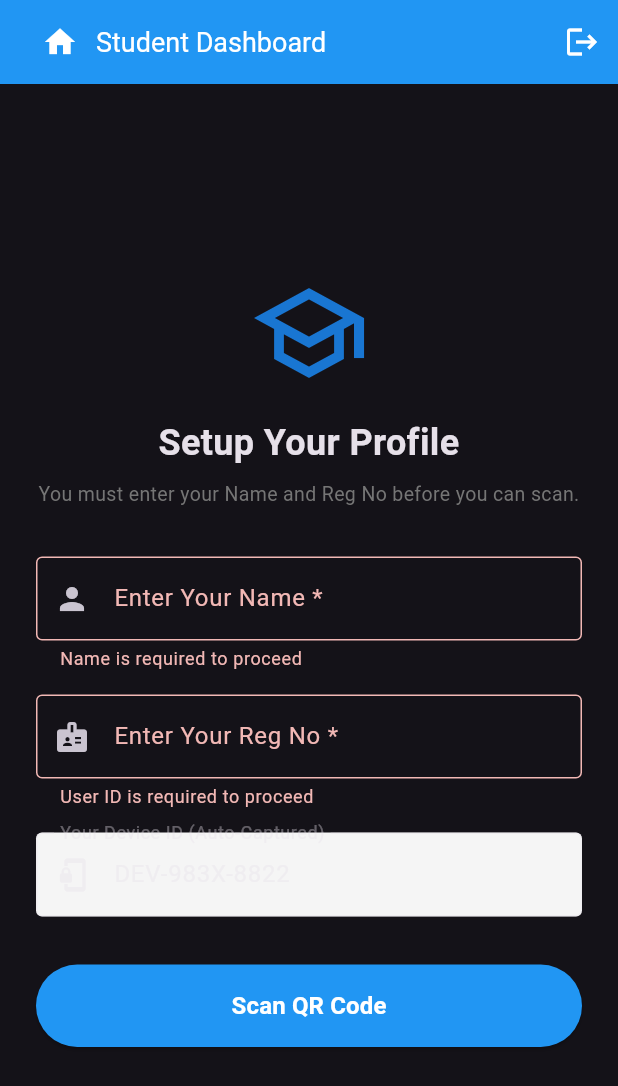
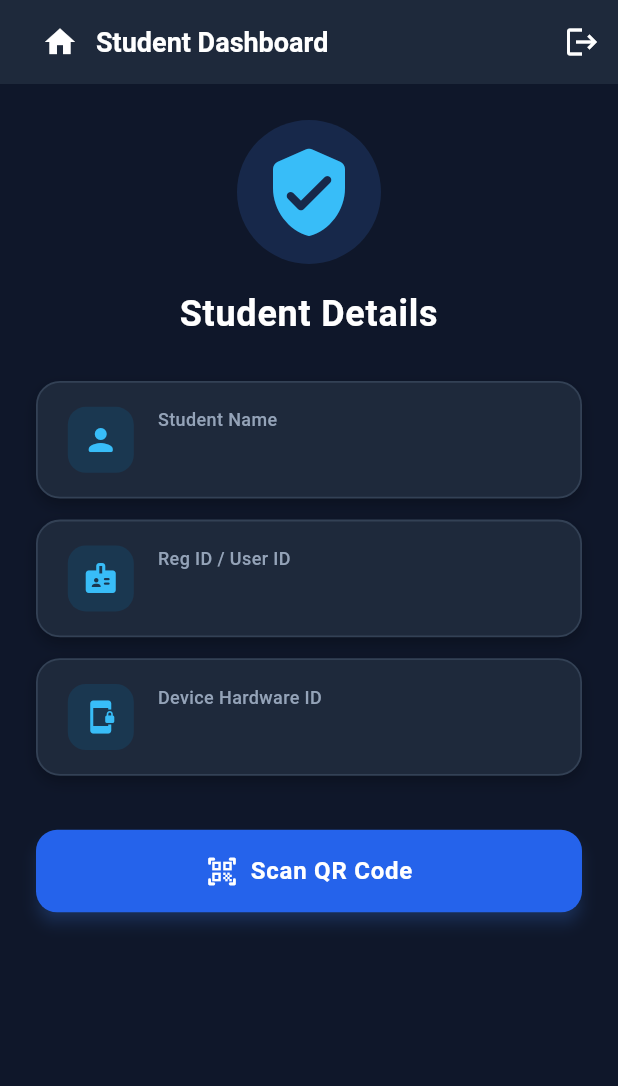
Before and after one commit to NiloyBroForce/flutter_attend, a Flutter app: the StudentHomeScreen screen opened directly, after a tap on "Scan QR Code", after a tap on the "home" icon, on a phone screen of 412 x 824 dp. Shown: the top 1086 px of the screen. Run offline on Flutter 3.47's test engine with Material 3 defaults, Android fonts, the phone set to English and light mode, and no system bars; our stand-ins replace cloud_firestore, device_info_plus, firebase_auth, firebase_core, qr_flutter; missing offline and left inert: mobile_scanner; accounts and stored records are empty.

Commit message:
update src code with device_info_plus package

```diff
--- a/lib/main.dart
+++ b/lib/main.dart
@@ -67,46 +67,32 @@ Future<void> _signUp(String email, String password) async {
   }
 }
 @override
+@override
 Widget build(BuildContext context) {
   return StreamBuilder<User?>(
     stream: _auth.authStateChanges(),
     builder: (context, snapshot) {
       if (snapshot.connectionState == ConnectionState.waiting) {
         return const Scaffold(
+          backgroundColor: Color(0xFF0F172A),
           body: Center(child: CircularProgressIndicator()),
         );
       }
 
       if (snapshot.hasData && snapshot.data != null) {
-          final user = snapshot.data!;
-          final email = user.email ?? '';
+        final email = (snapshot.data!.email ?? '').toLowerCase().trim();
+        final emailParts = email.split('@');
+        final domain = emailParts.length > 1 ? emailParts[1] : '';
 
-          if (email.endsWith('@student.com')) {
-            return StudentHomeScreen();
-          } else if (email.endsWith('@teacher.com')) {
-            return TeacherHomeScreen();
+        if (domain == 'student.sust.edu') {
+          return const StudentHomeScreen();
+        } else if (domain.contains('sust')) {
+          return const TeacherHomeScreen();
+        }
       }
 
-          return const Scaffold(
-            body: Center(child: Text('Unauthorized role pattern.')),
-          );
-        }
-
-        if (_isShowingSignUpPage) {
-          return AuthFormScreen(
-            isSignUpMode: true,
-            onSwitchMode: () => setState(() => _isShowingSignUpPage = false),
-            onSubmit: (email, password) =>
-                _signUp(email, password),
-          );
-        } else {
-          return AuthFormScreen(
-            isSignUpMode: false,
-            onSwitchMode: () => setState(() => _isShowingSignUpPage = true),
-            onSubmit: (email, password) =>
-                _signIn(email, password),
-          );
-        }
+      // If user is not logged in (or was kicked out due to invalid email), stay on Login Page
+      return LoginPage();
     },
   );
 }
--- a/lib/screens/attendance.dart
+++ b/lib/screens/attendance.dart
@@ -44,7 +44,7 @@ class AttendanceConfirmationScreen extends StatelessWidget {
             ),
             SizedBox(height: 8.0),
             Text(
-              'subjectName',
+              subjectName,
               style: TextStyle(
                 fontSize: 24.0,
                 fontWeight: FontWeight.bold,
--- a/lib/screens/attendance_list.dart
+++ b/lib/screens/attendance_list.dart
@@ -14,12 +14,10 @@ class SubjectAttendanceScreen extends StatelessWidget {
         title: Text('${subjectId.toUpperCase()} Attendance'),
         backgroundColor: Colors.blue,
       ),
-      body: StreamBuilder<QuerySnapshot>(
+      body: StreamBuilder<DocumentSnapshot>(
         stream: FirebaseFirestore.instance
             .collection(TeacherHomeScreen.attendanceCollection)
             .doc(subjectId)
-            .collection(TeacherHomeScreen.studentsSubcollection)
-            .orderBy('timestamp', descending: true)
             .snapshots(),
         builder: (context, snapshot) {
           if (snapshot.hasError) {
@@ -28,23 +26,44 @@ class SubjectAttendanceScreen extends StatelessWidget {
           if (!snapshot.hasData) {
             return const Center(child: CircularProgressIndicator());
           }
+          if (!snapshot.data!.exists) {
+            return const Center(child: Text('Subject not found.'));
+          }
 
-          final docs = snapshot.data!.docs;
-          if (docs.isEmpty) {
+          final data = snapshot.data!.data() as Map<String, dynamic>? ?? {};
+          final rawStudents = data['students'];
+
+          // "students" is stored as an ARRAY of maps on the subject document
+          // (not a subcollection) — e.g. arrayUnion({...}) from the student side.
+          final students = <Map<String, dynamic>>[
+            if (rawStudents is List)
+              ...rawStudents.whereType<Map>().map(
+                    (m) => m.map((k, v) => MapEntry(k.toString(), v)),
+                  ),
+          ];
+
+          // Newest first. ISO 8601 timestamps sort correctly as plain strings.
+          students.sort((a, b) {
+            final aTime = (a['timestamp'] ?? '').toString();
+            final bTime = (b['timestamp'] ?? '').toString();
+            return bTime.compareTo(aTime);
+          });
+
+          if (students.isEmpty) {
             return const Center(child: Text('No students have attended yet.'));
           }
 
           return ListView.separated(
             padding: const EdgeInsets.all(16),
-            itemCount: docs.length,
+            itemCount: students.length,
             separatorBuilder: (_, __) => const SizedBox(height: 10),
             itemBuilder: (context, index) {
-              final data = docs[index].data() as Map<String, dynamic>;
+              final entry = students[index];
 
-              final username = (data['username'] ?? '—').toString();
-              final userid = (data['userid'] ?? '—').toString();
-              final deviceid = (data['deviceid'] ?? '—').toString();
-              final timestampRaw = data['timestamp']?.toString();
+              final username = (entry['username'] ?? '—').toString();
+              final userid = (entry['userid'] ?? '—').toString();
+              final deviceid = (entry['deviceid'] ?? '—').toString();
+              final timestampRaw = entry['timestamp']?.toString();
               final formattedTime = _formatTimestamp(timestampRaw);
 
               return Card(
--- a/lib/screens/student.dart
+++ b/lib/screens/student.dart
@@ -1,11 +1,13 @@
+import 'dart:io';
 import 'package:flutter/material.dart';
 import 'package:firebase_auth/firebase_auth.dart';
 import 'package:cloud_firestore/cloud_firestore.dart';
 import 'package:mobile_scanner/mobile_scanner.dart';
+import 'package:device_info_plus/device_info_plus.dart';
 import 'attendance.dart';
 
+
 class StudentHomeScreen extends StatefulWidget {
-  // No fields needed in the constructor anymore!
   const StudentHomeScreen({super.key});
 
   @override
@@ -15,36 +17,59 @@ class StudentHomeScreen extends StatefulWidget {
 class _StudentHomeScreenState extends State<StudentHomeScreen> {
   final FirebaseAuth _auth = FirebaseAuth.instance;
 
-  // Form key to validate text fields before unlocking the scanner
-  final _formKey = GlobalKey<FormState>();
-
-  // These will be managed entirely by the student on the dashboard layout
-  final TextEditingController _nameController = TextEditingController();
-  final TextEditingController _idController = TextEditingController();
-
-  // Hardcoded or dynamically fetched inside the dashboard, immutable to the user
-  final String _deviceId = "DEV-983X-8822";
-
   bool _isScanning = false;
+  String _deviceId = 'Fetching...';
 
   @override
-  void dispose() {
-    _nameController.dispose();
-    _idController.dispose();
-    super.dispose();
+  void initState() {
+    super.initState();
+    _fetchDeviceId();
+  }
+
+  // Get platform-specific unique hardware identity
+  Future<void> _fetchDeviceId() async {
+    final DeviceInfoPlugin deviceInfo = DeviceInfoPlugin();
+    String id = 'DEV-UNKNOWN';
+
+    try {
+      if (Platform.isAndroid) {
+        final androidInfo = await deviceInfo.androidInfo;
+        id = androidInfo.id; // e.g., "TP1A.220624.014"
+      } else if (Platform.isIOS) {
+        final iosInfo = await deviceInfo.iosInfo;
+        id = iosInfo.identifierForVendor ?? 'IOS-UNKNOWN';
+      }
+    } catch (e) {
+      id = 'DEV-983X-8822'; // fallback fallback
+    }
+
+    if (mounted) {
+      setState(() {
+        _deviceId = id;
+      });
+    }
   }
 
   Future<void> _signOut(BuildContext context) async {
     try {
       await _auth.signOut();
     } catch (e) {
-      print('Error signing out: $e');
+      debugPrint('Error signing out: $e');
     }
   }
 
 @override
   Widget build(BuildContext context) {
+    final User? currentUser = _auth.currentUser;
+    final String email = currentUser?.email ?? '';
+
+    final String userId = email.contains('@') ? email.split('@')[0] : email;
+    final String username =
+        currentUser?.displayName ?? (currentUser?.email ?? 'Student User');
+
     return Scaffold(
+      // 1. Deep Dark Background
+      backgroundColor: const Color(0xFF0F172A), // Slate Dark / Near Black
       appBar: AppBar(
         title: Row(
           children: [
@@ -56,12 +81,14 @@ class _StudentHomeScreenState extends State<StudentHomeScreen> {
                 });
               },
             ),
-            Expanded(
+            const Expanded(
               child: Text(
-                _nameController.text.isEmpty
-                    ? 'Student Dashboard'
-                    : 'Home - ${_nameController.text}',
-                style: const TextStyle(color: Colors.white, fontSize: 18),
+                'Student Dashboard',
+                style: TextStyle(
+                  color: Colors.white,
+                  fontSize: 18,
+                  fontWeight: FontWeight.bold,
+                ),
                 overflow: TextOverflow.ellipsis,
               ),
             ),
@@ -74,139 +101,106 @@ class _StudentHomeScreenState extends State<StudentHomeScreen> {
             tooltip: 'Sign Out',
           ),
         ],
-        backgroundColor: Colors.blue,
+        backgroundColor: const Color(0xFF1E293B), // Dark Navy Surface
         elevation: 0,
       ),
       body: _isScanning
           ? Center(
               child: QRScannerWidget(
-                // Sent to scanner only after strict dashboard validation passes
-                username: _nameController.text.trim(),
-                userid: _idController.text.trim(),
+                username: username,
+                userid: userId,
                 deviceid: _deviceId,
               ),
             )
-          : Center(
-              child: SingleChildScrollView(
+          : SingleChildScrollView(
               padding: const EdgeInsets.all(24.0),
+              child: Center(
                 child: Container(
                   constraints: const BoxConstraints(maxWidth: 400),
-                  child: Form(
-                    key: _formKey, // Form validation wraps the inputs
                   child: Column(
                     mainAxisAlignment: MainAxisAlignment.center,
                     crossAxisAlignment: CrossAxisAlignment.stretch,
                     children: [
-                        Icon(
-                          Icons.school_outlined,
-                          size: 80,
-                          color: Colors.blue[700],
+                      // Header Icon with Glow effect
+                      Center(
+                        child: Container(
+                          padding: const EdgeInsets.all(16),
+                          decoration: BoxDecoration(
+                            shape: BoxShape.circle,
+                            color: Colors.blueAccent.withOpacity(0.15),
+                          ),
+                          child: const Icon(
+                            Icons.verified_user_rounded,
+                            size: 64,
+                            color: Color(0xFF38BDF8), // Bright Sky Blue
+                          ),
+                        ),
                       ),
                       const SizedBox(height: 16),
                       const Text(
-                          'Setup Your Profile',
+                        'Student Details',
                         style: TextStyle(
                           fontSize: 24,
                           fontWeight: FontWeight.bold,
+                          color: Colors.white, // Crisp White Title
+                          letterSpacing: 0.5,
                         ),
                         textAlign: TextAlign.center,
                       ),
-                        const SizedBox(height: 8),
-                        Text(
-                          'You must enter your Name and Reg No before you can scan.',
-                          style: TextStyle(
-                            color: Colors.grey[600],
-                            fontSize: 13,
+                      const SizedBox(height: 28),
+
+                      // Cards with High Contrast Text
+                      _buildProfileCard(
+                        icon: Icons.person_rounded,
+                        label: 'Student Name',
+                        value: username,
                       ),
-                          textAlign: TextAlign.center,
+                      const SizedBox(height: 14),
+
+                      _buildProfileCard(
+                        icon: Icons.badge_rounded,
+                        label: 'Reg ID / User ID',
+                        value: userId,
                       ),
-                        const SizedBox(height: 32),
+                      const SizedBox(height: 14),
 
-                        // Required Student Name Input
-                        TextFormField(
-                          controller: _nameController,
-                          decoration: const InputDecoration(
-                            labelText: 'Enter Your Name *',
-                            prefixIcon: Icon(Icons.person),
-                            border: OutlineInputBorder(),
+                      _buildProfileCard(
+                        icon: Icons.phonelink_lock_rounded,
+                        label: 'Device Hardware ID',
+                        value: _deviceId,
                       ),
-                          validator: (value) {
-                            if (value == null || value.trim().isEmpty) {
-                              return 'Name is required to proceed';
-                            }
-                            return null;
-                          },
-                          onChanged: (val) {
-                            setState(
-                              () {},
-                            ); // Updates the App Bar text in real-time
-                          },
-                        ),
-                        const SizedBox(height: 16),
+                      const SizedBox(height: 36),
 
-                        // Required User ID Input
-                        TextFormField(
-                          controller: _idController,
-                          decoration: const InputDecoration(
-                            labelText: 'Enter Your Reg No *',
-                            prefixIcon: Icon(Icons.badge),
-                            border: OutlineInputBorder(),
-                          ),
-                          validator: (value) {
-                            if (value == null || value.trim().isEmpty) {
-                              return 'User ID is required to proceed';
-                            }
-                            return null;
-                          },
-                        ),
-                        const SizedBox(height: 16),
-
-                        // Fixed Device ID View (Read Only)
-                        TextFormField(
-                          initialValue: _deviceId,
-                          readOnly: true,
-                          enabled: false,
-                          decoration: InputDecoration(
-                            labelText: 'Your Device ID (Auto-Captured)',
-                            prefixIcon: const Icon(Icons.phonelink_lock),
-                            border: const OutlineInputBorder(),
-                            filled: true,
-                            fillColor: Colors.grey[100],
-                          ),
-                        ),
-                        const SizedBox(height: 32),
-
-                        // Scan QR Trigger Button
+                      // Electric Blue Action Button
                       ElevatedButton.icon(
                         style: ElevatedButton.styleFrom(
                           padding: const EdgeInsets.symmetric(vertical: 16),
-                            backgroundColor: Colors.blue,
+                          backgroundColor: const Color(
+                            0xFF2563EB,
+                          ), // Vibrant Blue
                           foregroundColor: Colors.white,
+                          elevation: 4,
+                          shadowColor: Colors.blueAccent.withOpacity(0.5),
+                          shape: RoundedRectangleBorder(
+                            borderRadius: BorderRadius.circular(14),
+                          ),
+                        ),
+                        icon: const Icon(
+                          Icons.qr_code_scanner_rounded,
+                          size: 22,
                         ),
                         label: const Text(
                           'Scan QR Code',
                           style: TextStyle(
                             fontSize: 16,
                             fontWeight: FontWeight.bold,
+                            letterSpacing: 0.5,
                           ),
                         ),
                         onPressed: () {
-                            // Enforce rule: validation must pass before transitioning to scanner state
-                            if (_formKey.currentState!.validate()) {
                           setState(() {
                             _isScanning = true;
                           });
-                            } else {
-                              // Optional feedback if validation fails
-                              ScaffoldMessenger.of(context).showSnackBar(
-                                const SnackBar(
-                                  content: Text(
-                                    'Please complete your profile details first!',
-                                  ),
-                                  backgroundColor: Colors.orange,
-                                ),
-                              );
-                            }
                         },
                       ),
                     ],
@@ -214,6 +208,70 @@ class _StudentHomeScreenState extends State<StudentHomeScreen> {
                 ),
               ),
             ),
+    );
+  }
+
+  /// Refactored Profile Card Widget
+  Widget _buildProfileCard({
+    required IconData icon,
+    required String label,
+    required String value,
+  }) {
+    return Container(
+      padding: const EdgeInsets.symmetric(horizontal: 20, vertical: 16),
+      decoration: BoxDecoration(
+        color: const Color(0xFF1E293B), // Dark surface container
+        borderRadius: BorderRadius.circular(16),
+        border: Border.all(
+          color: const Color(0xFF334155), // Subtle border outline
+          width: 1.2,
+        ),
+        boxShadow: [
+          BoxShadow(
+            color: Colors.black.withOpacity(0.25),
+            blurRadius: 8,
+            offset: const Offset(0, 4),
+          ),
+        ],
+      ),
+      child: Row(
+        children: [
+          // Icon Container with Cyan/Blue Tint
+          Container(
+            padding: const EdgeInsets.all(10),
+            decoration: BoxDecoration(
+              color: const Color(0xFF0284C7).withOpacity(0.15),
+              borderRadius: BorderRadius.circular(12),
+            ),
+            child: Icon(icon, color: const Color(0xFF38BDF8), size: 24),
+          ),
+          const SizedBox(width: 16),
+          Expanded(
+            child: Column(
+              crossAxisAlignment: CrossAxisAlignment.start,
+              children: [
+                Text(
+                  label,
+                  style: const TextStyle(
+                    fontSize: 12,
+                    fontWeight: FontWeight.w500,
+                    color: Color(0xFF94A3B8), // Soft Light Slate Label
+                  ),
+                ),
+                const SizedBox(height: 4),
+                Text(
+                  value,
+                  style: const TextStyle(
+                    fontSize: 16,
+                    fontWeight: FontWeight.w700,
+                    color: Colors.white, // Pure High-Contrast White Text
+                  ),
+                  overflow: TextOverflow.ellipsis,
+                ),
+              ],
+            ),
+          ),
+        ],
       ),
     );
   }
@@ -224,10 +282,12 @@ class QRScannerWidget extends StatefulWidget {
   final String userid;
   final String deviceid;
 
-
-  const QRScannerWidget({super.key, required this.username,
+  const QRScannerWidget({
+    super.key,
+    required this.username,
     required this.userid,
-  required this.deviceid});
+    required this.deviceid,
+  });
 
   @override
   State<QRScannerWidget> createState() => _QRScannerWidgetState();
@@ -355,30 +415,25 @@ class _QRScannerWidgetState extends State<QRScannerWidget>
   Future<void> _updateAttendance(String? subjectName) async {
     try {
       if (subjectName != null) {
-        CollectionReference attendanceCollection = FirebaseFirestore.instance
-            .collection('attendance');
+        CollectionReference attendanceCollection =
+            FirebaseFirestore.instance.collection('attendance');
 
         Map<String, dynamic> studentRecord = {
           'username': widget.username,
           'userid': widget.userid,
           'deviceid': widget.deviceid,
-          'timestamp': DateTime.now()
-              .toIso8601String(), // Optional: highly helpful for tracking logs
+          'timestamp': DateTime.now().toIso8601String(),
         };
 
-        // 2. Safely push this object inside the 'students' list array using merge options
+        // Write student payload to array inside subject doc
         await attendanceCollection.doc(subjectName).set({
           'students': FieldValue.arrayUnion([studentRecord]),
         }, SetOptions(merge: true));
 
-        print(
-          'Attendance record updated with username, ID, and hardware tokens.',
-        );
-      } else {
-        print('Subject name is null.');
+        debugPrint('Attendance record updated with hardware tokens.');
       }
     } catch (e) {
-      print('Error updating attendance: $e');
+      debugPrint('Error updating attendance: $e');
     }
   }
 
--- a/lib/screens/teacher.dart
+++ b/lib/screens/teacher.dart
@@ -162,9 +162,7 @@ class _SubjectCard extends StatelessWidget {
 
   @override
   Widget build(BuildContext context) {
-    const cardColor = Color(
-      0xFF1E3A8A,
-    );
+    const cardColor = Color(0xFF1E3A8A);
 
     return Material(
       color: cardColor,
@@ -243,14 +241,16 @@ class _AttendanceCountBadge extends StatelessWidget {
 
   @override
   Widget build(BuildContext context) {
-    return StreamBuilder<QuerySnapshot>(
+    return StreamBuilder<DocumentSnapshot>(
       stream: FirebaseFirestore.instance
           .collection(TeacherHomeScreen.attendanceCollection)
           .doc(subjectId)
-          .collection(TeacherHomeScreen.studentsSubcollection)
           .snapshots(),
       builder: (context, snapshot) {
-        final count = snapshot.data?.docs.length ?? 0;
+        final data = snapshot.data?.data() as Map<String, dynamic>?;
+        final rawStudents = data?['students'];
+        final count = rawStudents is List ? rawStudents.length : 0;
+
         return Container(
           padding: const EdgeInsets.symmetric(horizontal: 8, vertical: 3),
           decoration: BoxDecoration(
@@ -272,6 +272,7 @@ class _AttendanceCountBadge extends StatelessWidget {
     );
   }
 }
+
 class SubjectQRCodeScreen extends StatelessWidget {
   final String subjectName;
 
@@ -295,7 +296,7 @@ class SubjectQRCodeScreen extends StatelessWidget {
               style: TextStyle(
                 fontSize: 22,
                 fontWeight: FontWeight.bold,
-                color: Colors.white10,
+                color: Colors.white,
               ),
             ),
             const SizedBox(height: 10),
--- a/pubspec.yaml
+++ b/pubspec.yaml
@@ -19,8 +19,7 @@ publish_to: 'none' # Remove this line if you wish to publish to pub.dev
 version: 1.0.0+1
 
 environment:
-  sdk: '>=3.12.0 <4.0.0'
-
+  sdk: ^3.12.2
 
 # Dependencies specify other packages that your package needs in order to work.
 # To automatically upgrade your package dependencies to the latest versions
@@ -36,6 +35,7 @@ dependencies:
 
   flutter_localizations:
     sdk: flutter
+  qr_code_scanner: ^1.0.1
   firebase_auth: ^6.5.6
   firebase_core: ^4.12.1
   flutter_bloc: ^9.1.1
@@ -50,6 +50,7 @@ dependencies:
   cloud_firestore: ^6.7.1
   mobile_scanner: ^7.3.0
   qr_flutter: ^4.1.0
+  device_info_plus: ^13.2.0
 
 dev_dependencies:
   flutter_test:
```
Also changed, not shown: 1 other file. Lines whose indentation alone changed are shown as unchanged.
